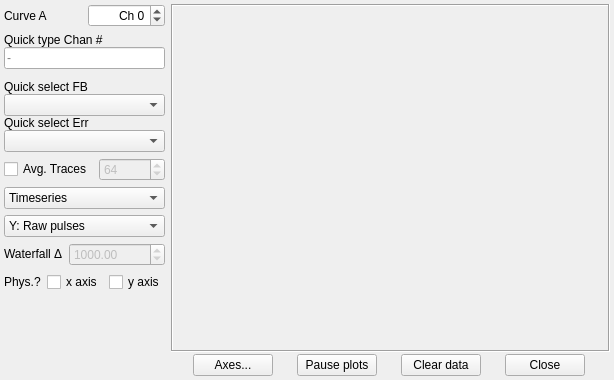
This is microscope/ui/plotwindow.ui in usnistgov/microscope as Qt 5 draws it before an edit. The edited form follows.
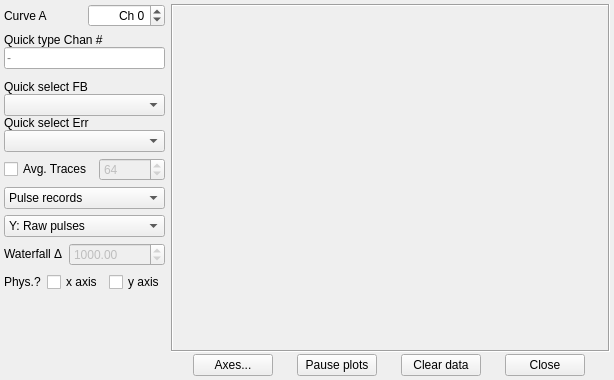
This is the edited form.

Commit message: Add timeseries plotting option to GUI menu

Diff of the .ui file:
```diff
--- a/microscope/ui/plotwindow.ui
+++ b/microscope/ui/plotwindow.ui
@@ -174,7 +174,7 @@
       <widget class="QComboBox" name="plotTypeComboBox">
        <item>
         <property name="text">
-         <string>Timeseries</string>
+         <string>Pulse records</string>
         </property>
        </item>
        <item>
```
Left out of the diff: 5 changed lines with no effect on the pictures.
